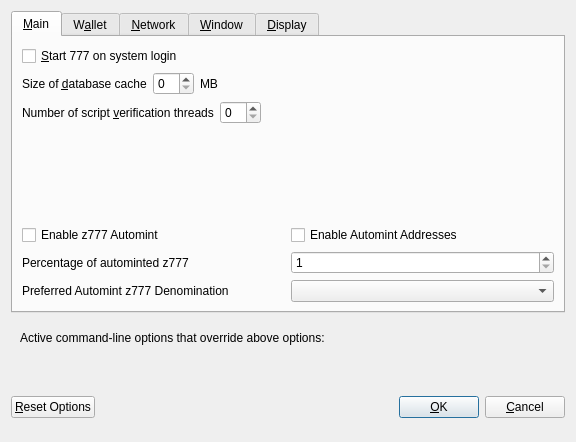
This is src/qt/forms/optionsdialog.ui in decenomy/DSW as Qt 5 draws it before an edit. The edited form follows.
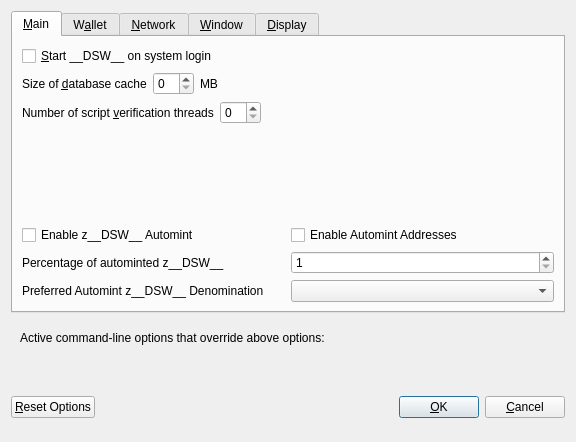
This is the edited form. Custom widgets are drawn as their Qt base class.

Diff of the .ui file:
```diff
--- a/src/qt/forms/optionsdialog.ui
+++ b/src/qt/forms/optionsdialog.ui
@@ -33,7 +33,7 @@
           <string>Automatically start 777 after logging in to the system.</string>
          </property>
          <property name="text">
-          <string>&amp;Start 777 on system login</string>
+          <string>&amp;Start __DSW__ on system login</string>
          </property>
         </widget>
        </item>
@@ -147,7 +147,7 @@
                <enum>Qt::LeftToRight</enum>
               </property>
               <property name="text">
-               <string>Enable z777 Automint</string>
+               <string>Enable z__DSW__ Automint</string>
               </property>
              </widget>
             </item>
@@ -174,7 +174,7 @@
                <string>Percentage of incoming 777 which get automatically converted to z777 via Zerocoin Protocol (min: 10%)</string>
               </property>
               <property name="text">
-               <string>Percentage of autominted z777</string>
+               <string>Percentage of autominted z__DSW__</string>
               </property>
              </widget>
             </item>
@@ -207,7 +207,7 @@
                <string>Wait with automatic conversion to Zerocoin until enough 777 for this denomination is available</string>
               </property>
               <property name="text">
-               <string>Preferred Automint z777 Denomination</string>
+               <string>Preferred Automint z__DSW__ Denomination</string>
               </property>
              </widget>
             </item>
```
Left out of the diff: 18 changed lines with no effect on the pictures.
